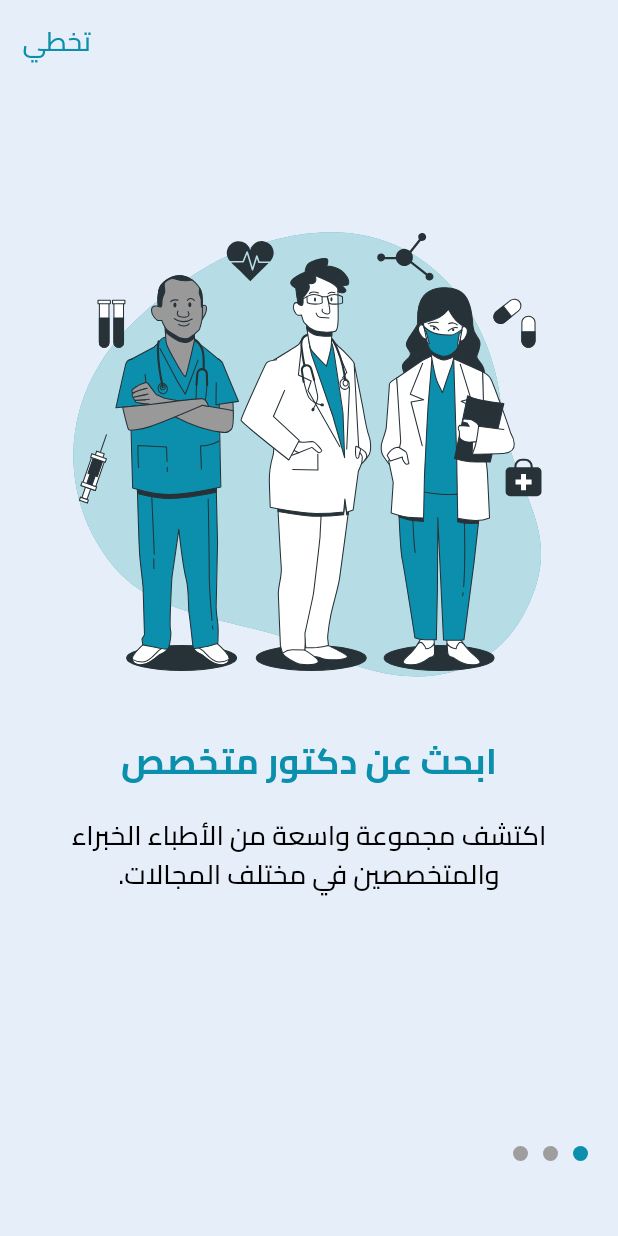
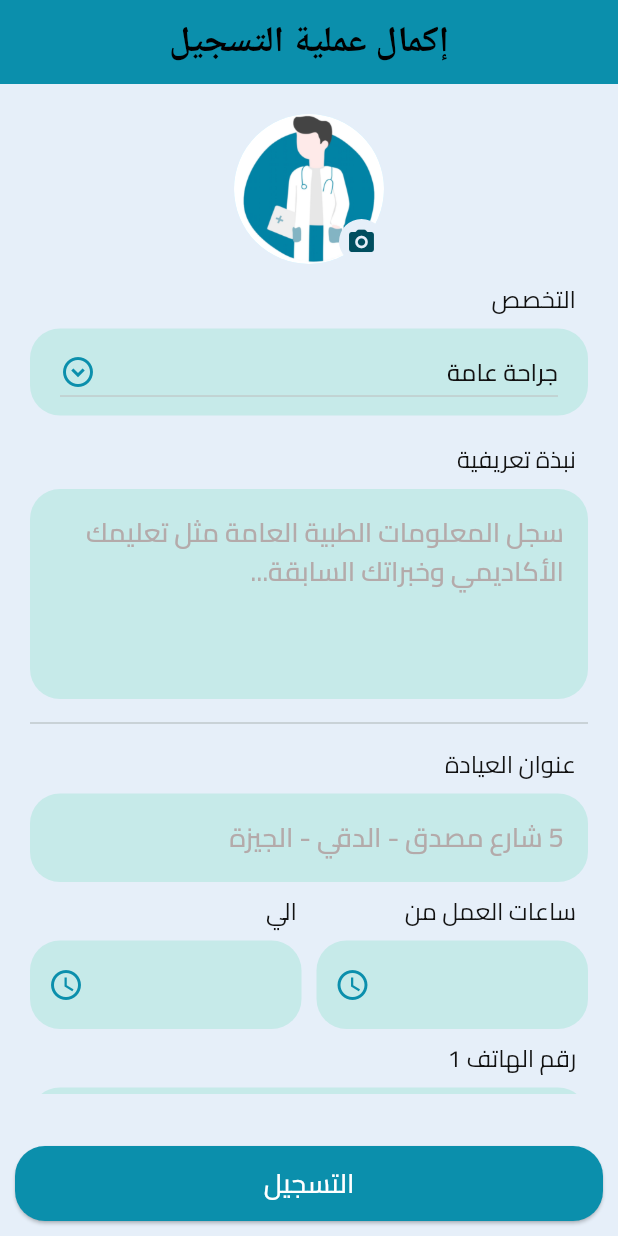
Before and after one commit to NooR-El-Deen-Ramadan/se7ety, a Flutter app: the screen it shows after launch, on a phone screen of 412 x 824 dp. Run offline on Flutter 3.47's test engine with Material 3 defaults, Android fonts, the phone set to English and light mode, and no system bars; drawn by our look-alikes of smooth_page_indicator; our stand-ins replace cloud_firestore, dartz, firebase_auth, firebase_core, flutter_bloc, flutter_svg and 5 more; accounts and stored records are empty; project files that could hold a hidden picture were left out.

Commit message:
added doctor registeration screen

```diff
--- a/lib/core/components/inputs/main_text_form_field.dart
+++ b/lib/core/components/inputs/main_text_form_field.dart
@@ -1,8 +1,8 @@
 // ignore_for_file: public_member_api_docs, sort_constructors_first
-
 
 import 'package:flutter/material.dart';
 import 'package:flutter/services.dart';
+import 'package:se7ety/core/utils/colors.dart';
 import 'package:se7ety/core/utils/fonts.dart';
 
 // ignore: must_be_immutable
@@ -18,6 +18,7 @@ class MainTextFormField extends StatefulWidget {
     this.suffixIcon,
     this.onTap,
     this.inputFormatters,
+    this.keyboardType
   });
   bool ispassword = false;
   final Function()? onTap;
@@ -28,6 +29,7 @@ class MainTextFormField extends StatefulWidget {
   String? textFormFieldText;
   final TextEditingController controller;
   final List<TextInputFormatter>? inputFormatters;
+  TextInputType? keyboardType;
 
   @override
   State<MainTextFormField> createState() => _MainTextFormFieldState();
@@ -46,7 +48,8 @@ class _MainTextFormFieldState extends State<MainTextFormField> {
       validator: widget.validator,
       controller: widget.controller,
       maxLines: widget.maxTextLines,
-      style: AppFontStyles.title,
+      keyboardType: widget.keyboardType,
+      style: AppFontStyles.title.copyWith(color: AppColors.blackColor),
       decoration: InputDecoration(
         suffixIcon:
             widget.suffixIcon ??
@@ -64,9 +67,10 @@ class _MainTextFormFieldState extends State<MainTextFormField> {
                     ),
                   )
                 : null),
+
         hint: Text(
           widget.textFormFieldText ?? "",
-          style: AppFontStyles.title,
+          style: AppFontStyles.title.copyWith(color: AppColors.greyColor),
         ),
       ),
     );
--- a/lib/core/constants/images.dart
+++ b/lib/core/constants/images.dart
@@ -11,5 +11,6 @@ class AppImages {
   //png
   static const String splashPNG = 'assets/images/splash.png';
   static const String logoPNG = 'assets/images/app_logo.png';
+  static const String emptyDocPNG = 'assets/images/empty_doc.png';
 
 }
--- a/lib/core/functions/show_dialoges.dart
+++ b/lib/core/functions/show_dialoges.dart
@@ -34,7 +34,7 @@ void showDialoges({
   );
 }
 
-void showLoadingDialog({required BuildContext context}) {
+void showLoadingDialog( {required BuildContext context}) {
   showDialog(
     barrierDismissible: true,
     context: context,
--- a/lib/core/routes/routes.dart
+++ b/lib/core/routes/routes.dart
@@ -3,6 +3,7 @@ import 'package:flutter_bloc/flutter_bloc.dart';
 import 'package:go_router/go_router.dart';
 import 'package:se7ety/features/authentication/data/models/user_type_enum.dart';
 import 'package:se7ety/features/authentication/presentation/bloc/auth_bloc.dart';
+import 'package:se7ety/features/authentication/presentation/pages/doctor_regesteration.dart';
 import 'package:se7ety/features/authentication/presentation/pages/login_screen.dart';
 import 'package:se7ety/features/authentication/presentation/pages/register_screen.dart';
 import 'package:se7ety/features/intro/onboarding/presentation/pages/onboarding_screen.dart';
@@ -18,8 +19,8 @@ class AppRouter {
 
   static const String login = "/login";
   static const String register = "/register";
-  static const String forgetPassword = "/forgetPassword";
-  static const String otp = "/otp";
+  static const String doctorRegistration = "/doctorRegistration";
+
   static const String changePassword = "/changePassword";
   static const String passwordResetSuccess = "/passwordResetSuccess";
   static const String main = "/main";
@@ -30,6 +31,7 @@ class AppRouter {
 
   static final routes = GoRouter(
     navigatorKey: navigatorKey,
+
     routes: [
       GoRoute(path: splash, builder: (context, state) => const SplashScreen()),
       GoRoute(
@@ -52,10 +54,13 @@ class AppRouter {
         ),
       ),
 
-      //     GoRoute(
-      //       path: forgetPassword,
-      //       builder: (context, state) => ForgetPasswordScreen(),
-      //     ),
+      GoRoute(
+        path: doctorRegistration,
+        builder: (context, state) => BlocProvider(
+          create: (context) => AuthBloc(),
+          child: DoctorRegistrationScreen(),
+        ),
+      ),
       //     GoRoute(path: otp, builder: (context, state) => OtpScreen()),
       //     GoRoute(
       //       path: changePassword,
--- /dev/null
+++ b/lib/features/authentication/data/models/specializations.dart
@@ -0,0 +1,12 @@
+List<String> specializations = [
+  'جراحة عامة',
+  "دكتور قلب",
+  "دكتور أطفال",
+  "دكتور عظام",
+  'جراجة عيون',
+  "دكتور النساء والتوليد",
+  "دكتور باطنه",
+  "دكتور أسنان",
+  'انف واذن وحنجرة',
+  "التجميلية والترميمية",
+];
--- a/lib/features/authentication/presentation/bloc/auth_bloc.dart
+++ b/lib/features/authentication/presentation/bloc/auth_bloc.dart
@@ -1,5 +1,6 @@
 import 'package:flutter/material.dart';
 import 'package:flutter_bloc/flutter_bloc.dart';
+import 'package:se7ety/features/authentication/data/models/specializations.dart';
 import 'package:se7ety/features/authentication/data/repo/auth_repo.dart';
 import 'package:se7ety/features/authentication/presentation/bloc/auth_events.dart';
 import 'package:se7ety/features/authentication/presentation/bloc/auth_states.dart';
@@ -18,10 +19,20 @@ class AuthBloc extends Bloc<AuthEvents, AuthStates> {
   final emailController = TextEditingController();
   final passwordCController = TextEditingController();
   final userNameController = TextEditingController();
+
+  final bioController = TextEditingController();
+  final phone1Controller = TextEditingController();
+  final phone2Controller = TextEditingController();
+  final addressController = TextEditingController();
+  final openHourController = TextEditingController();
+  final closeHourController = TextEditingController();
+  String specialization = specializations[0];
+  String imageUrl = '';
+
   final GlobalKey<FormState> formKey = GlobalKey<FormState>();
 
   register(RegisterEvent event, Emitter<AuthStates> emit) async {
-    emit(AuthLoasdingState());
+    emit(AuthLoadingState());
     var result = await AuthRepo.register(
       userName: userNameController.text,
       email: emailController.text,
@@ -34,13 +45,13 @@ class AuthBloc extends Bloc<AuthEvents, AuthStates> {
         emit(AuthErrorState(error));
       },
       (success) {
-        emit(AuthSuccessState());
+        emit(AuthSuccessState(success));
       },
     );
   }
 
   login(LoginEvent event, Emitter<AuthStates> emit) async {
-    emit(AuthLoasdingState());
+    emit(AuthLoadingState());
     var result = await AuthRepo.login(
       email: emailController.text,
       password: passwordCController.text,
@@ -50,7 +61,7 @@ class AuthBloc extends Bloc<AuthEvents, AuthStates> {
         emit(AuthErrorState(error));
       },
       (success) {
-        emit(AuthSuccessState());
+        emit(AuthSuccessState(success));
       },
     );
   }
--- a/lib/features/authentication/presentation/bloc/auth_states.dart
+++ b/lib/features/authentication/presentation/bloc/auth_states.dart
@@ -1,10 +1,17 @@
+import 'package:se7ety/features/authentication/data/models/user_type_enum.dart';
+
 class AuthStates {}
 
 class AuthInitialState extends AuthStates {}
 
-class AuthSuccessState extends AuthStates {}
+class AuthSuccessState extends AuthStates {
+   final UserTypeEnum userType;
+  AuthSuccessState(this.userType);
+}
 
-class AuthLoasdingState extends AuthStates {}
+class AuthLoadingState extends AuthStates {
+
+}
 
 class AuthErrorState extends AuthStates {
   final String message;
--- /dev/null
+++ b/lib/features/authentication/presentation/pages/doctor_regesteration.dart
@@ -0,0 +1,435 @@
+import 'dart:io';
+
+import 'package:flutter/material.dart';
+import 'package:flutter_bloc/flutter_bloc.dart';
+import 'package:gap/gap.dart';
+import 'package:image_picker/image_picker.dart';
+import 'package:se7ety/core/components/buttons/main_button.dart';
+import 'package:se7ety/core/components/inputs/main_text_form_field.dart';
+import 'package:se7ety/core/constants/images.dart';
+import 'package:se7ety/core/functions/show_dialoges.dart';
+import 'package:se7ety/core/routes/navigation.dart';
+import 'package:se7ety/core/utils/colors.dart';
+import 'package:se7ety/core/utils/fonts.dart';
+import 'package:se7ety/features/authentication/data/models/specializations.dart';
+import 'package:se7ety/features/authentication/presentation/bloc/auth_bloc.dart';
+import 'package:se7ety/features/authentication/presentation/bloc/auth_states.dart';
+
+class DoctorRegistrationScreen extends StatefulWidget {
+  const DoctorRegistrationScreen({super.key});
+
+  @override
+  State<DoctorRegistrationScreen> createState() =>
+      _DoctorRegistrationScreenState();
+}
+
+class _DoctorRegistrationScreenState extends State<DoctorRegistrationScreen> {
+  String? _imagePath;
+  File? file;
+  String? profileUrl;
+
+  String? userID;
+
+  // Database , Cloud
+
+  // to upload image to firestore
+  // 1) upload image to storage (Firebase Storage / Supabase storage / Cloudinary)
+  // 2) get image url from storage
+  // 3) update image url in firestore
+
+  // doctors/729348014014912.png
+
+  // uploadImageToFirebaseStorage(File image, String imageName) async {
+  //   try {
+  //     Reference ref = FirebaseStorage.instanceFor(
+  //       bucket: 'gs://easy-doc-e56b4.appspot.com',
+  //     ).ref().child('test/${FirebaseAuth.instance.currentUser!.uid}');
+
+  //     SettableMetadata metadata = SettableMetadata(contentType: 'image/jpeg');
+  //     await ref.putFile(image, metadata);
+  //     String url = await ref.getDownloadURL();
+  //     log(url);
+  //     return url;
+  //   } on Exception catch (e) {
+  //     log(e.toString());
+  //   }
+  // }
+
+  Future<void> _pickImage() async {
+    final pickedFile = await ImagePicker().pickImage(
+      source: ImageSource.camera,
+    );
+
+    if (pickedFile != null) {
+      setState(() {
+        _imagePath = pickedFile.path;
+        file = File(pickedFile.path);
+      });
+    }
+  }
+
+  @override
+  Widget build(BuildContext context) {
+    var bloc = context.read<AuthBloc>();
+    return Scaffold(
+      appBar: AppBar(title: const Text('إكمال عملية التسجيل')),
+      body: SingleChildScrollView(
+        child: Padding(
+          padding: const EdgeInsets.all(20),
+          child: Column(
+            children: [
+              Form(
+                key: bloc.formKey,
+                child: Column(
+                  children: [
+                    Stack(
+                      alignment: Alignment.bottomRight,
+                      children: [
+                        CircleAvatar(
+                          radius: 50,
+
+                          child: CircleAvatar(
+                            radius: 60,
+                            backgroundColor: AppColors.whiteColor,
+                            backgroundImage: (_imagePath != null)
+                                ? FileImage(File(_imagePath!))
+                                : AssetImage(AppImages.emptyDocPNG),
+                          ),
+                        ),
+                        GestureDetector(
+                          onTap: () async {
+                            await _pickImage();
+                          },
+                          child: CircleAvatar(
+                            radius: 15,
+                            backgroundColor: Theme.of(
+                              context,
+                            ).scaffoldBackgroundColor,
+                            child: const Icon(
+                              Icons.camera_alt_rounded,
+                              size: 20,
+                              // color: AppColors.primaryColor,
+                            ),
+                          ),
+                        ),
+                      ],
+                    ),
+                    Padding(
+                      padding: const EdgeInsets.fromLTRB(8, 12, 8, 8),
+                      child: Row(
+                        children: [
+                          Text(
+                            'التخصص',
+                            style: AppFontStyles.body.copyWith(
+                              color: AppColors.darkColor,
+                            ),
+                          ),
+                        ],
+                      ),
+                    ),
+                   // التخصص---------------
+                    Container(
+                      padding: const EdgeInsets.symmetric(
+                        horizontal: 20,
+                        vertical: 5,
+                      ),
+                      decoration: BoxDecoration(
+                        color: AppColors.cardColor.withValues(alpha: 0.3),
+                        borderRadius: BorderRadius.circular(20),
+                      ),
+                      child: DropdownButton<String?>(
+                        isExpanded: true,
+                        iconEnabledColor: AppColors.primaryColor,
+                        hint: Text(
+                          'اختر التخصص',
+                          style: AppFontStyles.body.copyWith(
+                            color: AppColors.greyColor,
+                          ),
+                        ),
+                        icon: const Icon(Icons.expand_circle_down_outlined),
+                        value: bloc.specialization,
+                        onChanged: (String? newValue) {
+                          setState(() {
+                            bloc.specialization = newValue!;
+                          });
+                        },
+                        items: [
+                          for (var specialization in specializations)
+                            DropdownMenuItem(
+                              value: specialization,
+                              child: Text(specialization),
+                            ),
+                        ],
+                      ),
+                    ),
+                    const Gap(10),
+                    Padding(
+                      padding: const EdgeInsets.all(8.0),
+                      child: Row(
+                        children: [
+                          Text(
+                            'نبذة تعريفية',
+                            style: AppFontStyles.body.copyWith(
+                              color: AppColors.darkColor,
+                            ),
+                          ),
+                        ],
+                      ),
+                    ),
+                    MainTextFormField(
+                      controller: bloc.bioController,
+                      maxTextLines: 4,
+                      textFormFieldText:
+                          'سجل المعلومات الطبية العامة مثل تعليمك الأكاديمي وخبراتك السابقة...',
+
+                      validator: (value) {
+                        if (value!.isEmpty) {
+                          return 'من فضلك ادخل النبذة التعريفية';
+                        } else {
+                          return null;
+                        }
+                      },
+                      ispassword: false,
+                    ),
+                    const Padding(
+                      padding: EdgeInsets.only(top: 8.0),
+                      child: Divider(),
+                    ),
+                    Padding(
+                      padding: const EdgeInsets.all(8.0),
+                      child: Row(
+                        children: [
+                          Text(
+                            'عنوان العيادة',
+                            style: AppFontStyles.body.copyWith(
+                              color: AppColors.darkColor,
+                            ),
+                          ),
+                        ],
+                      ),
+                    ),
+                    MainTextFormField(
+                      controller: bloc.addressController,
+                      textFormFieldText: '5 شارع مصدق - الدقي - الجيزة',
+                      validator: (value) {
+                        if (value!.isEmpty) {
+                          return 'من فضلك ادخل عنوان العيادة';
+                        } else {
+                          return null;
+                        }
+                      },
+                      ispassword: false,
+                    ),
+                    _workHours(bloc),
+
+                    _phoneNumbers(bloc),
+                  ],
+                ),
+              ),
+            ],
+          ),
+        ),
+      ),
+
+      bottomNavigationBar: Container(
+        margin: const EdgeInsets.all(10),
+        padding: const EdgeInsets.only(top: 25.0),
+        child: SizedBox(
+          width: double.infinity,
+          height: 50,
+          child: MainButton(
+            onPressed: () async {
+              if (bloc.formKey.currentState!.validate()) {
+                if (file != null) {
+                  // bloc.imageUrl = await uploadImageToCloudinary(file!) ?? '';
+
+                  // bloc.add(DoctorRegistrationEvent());
+                } else {
+                  showDialoges(
+                    context: context,
+                    message: 'من فضلك قم باختيار صورة الصفحة الشخصية',
+                  );
+                }
+              }
+            },
+            buttonText: "التسجيل",
+          ),
+        ),
+      ),
+    );
+  }
+
+  Column _workHours(AuthBloc bloc) {
+    return Column(
+      crossAxisAlignment: CrossAxisAlignment.start,
+      children: [
+        Row(
+          children: [
+            Expanded(
+              child: Padding(
+                padding: const EdgeInsets.all(8.0),
+                child: Row(
+                  children: [
+                    Text(
+                      'ساعات العمل من',
+                      style: AppFontStyles.body.copyWith(
+                        color: AppColors.darkColor,
+                      ),
+                    ),
+                  ],
+                ),
+              ),
+            ),
+            Expanded(
+              child: Padding(
+                padding: const EdgeInsets.all(8.0),
+                child: Row(
+                  children: [
+                    Text(
+                      'الي',
+                      style: AppFontStyles.body.copyWith(
+                        color: AppColors.darkColor,
+                      ),
+                    ),
+                  ],
+                ),
+              ),
+            ),
+          ],
+        ),
+        Row(
+          children: [
+            // ---------- Start Time ----------------
+            Expanded(
+              child: MainTextFormField(
+                readOnly: true,
+                controller: bloc.openHourController,
+                validator: (value) {
+                  if (value!.isEmpty) {
+                    return 'مطلوب';
+                  } else {
+                    return null;
+                  }
+                },
+                suffixIcon: IconButton(
+                  onPressed: () async {
+                    await showStartTimePicker(bloc);
+                  },
+                  icon: const Icon(
+                    Icons.watch_later_outlined,
+                    color: AppColors.primaryColor,
+                  ),
+                ),
+
+                textFormFieldText: bloc.openHourController.text,
+                ispassword: false,
+              ),
+            ),
+            const SizedBox(width: 10),
+
+            // ---------- End Time ----------------
+            Expanded(
+              child: MainTextFormField(
+                readOnly: true,
+                controller: bloc.closeHourController,
+                validator: (value) {
+                  if (value!.isEmpty) {
+                    return 'مطلوب';
+                  } else {
+                    return null;
+                  }
+                },
+                suffixIcon: IconButton(
+                  onPressed: () async {
+                    await showEndTimePicker(bloc);
+                  },
+                  icon: const Icon(
+                    Icons.watch_later_outlined,
+                    color: AppColors.primaryColor,
+                  ),
+                ),
+
+                textFormFieldText: bloc.closeHourController.text ,
+                ispassword: false,
+              ),
+            ),
+          ],
+        ),
+      ],
+    );
+  }
+
+  Column _phoneNumbers(AuthBloc bloc) {
+    return Column(
+      crossAxisAlignment: CrossAxisAlignment.start,
+      children: [
+        Padding(
+          padding: const EdgeInsets.all(8.0),
+          child: Row(
+            children: [
+              Text(
+                'رقم الهاتف 1',
+                style: AppFontStyles.body.copyWith(color: AppColors.darkColor),
+              ),
+            ],
+          ),
+        ),
+        MainTextFormField(
+          controller: bloc.phone1Controller,
+          keyboardType: TextInputType.number,
+          textFormFieldText: '+20xxxxxxxxxx',
+
+          validator: (value) {
+            if (value!.isEmpty) {
+              return 'من فضلك ادخل الرقم';
+            } else {
+              return null;
+            }
+          },
+          ispassword: false,
+        ),
+        Padding(
+          padding: const EdgeInsets.all(8.0),
+          child: Row(
+            children: [
+              Text(
+                'رقم الهاتف 2 (اختياري)',
+                style: AppFontStyles.body.copyWith(color: AppColors.darkColor),
+              ),
+            ],
+          ),
+        ),
+        MainTextFormField(
+          controller: bloc.phone2Controller,
+          keyboardType: TextInputType.number,
+          textFormFieldText: '+20xxxxxxxxxx',
+          ispassword: false,
+        ),
+      ],
+    );
+  }
+
+  Future<void> showStartTimePicker(AuthBloc bloc) async {
+    final startTimePicked = await showTimePicker(
+      context: context,
+      initialTime: TimeOfDay.now(),
+    );
+
+    if (startTimePicked != null) {
+      bloc.openHourController.text = startTimePicked.hour.toString();
+    }
+  }
+
+  Future<void> showEndTimePicker(AuthBloc bloc) async {
+    final endTimePicked = await showTimePicker(
+      context: context,
+      initialTime: TimeOfDay.fromDateTime(
+        DateTime.now().add(const Duration(minutes: 15)),
+      ),
+    );
+
+    if (endTimePicked != null) {
+      bloc.closeHourController.text = endTimePicked.hour.toString();
+    }
+  }
+}
--- a/lib/features/intro/spalsh/pages/splash_screen.dart
+++ b/lib/features/intro/spalsh/pages/splash_screen.dart
@@ -16,7 +16,7 @@ class _SplashScreenState extends State<SplashScreen> {
     super.initState();
     Future.delayed(const Duration(seconds: 3), () {
       // ignore: use_build_context_synchronously
-      pushWithReplacment(context: context, route: AppRouter.onBoarding);
+      pushWithReplacment(context: context, route: AppRouter.doctorRegistration);
     });
   }
 
--- a/pubspec.yaml
+++ b/pubspec.yaml
@@ -19,6 +19,7 @@ dependencies:
   flutter_svg: ^2.2.1
   gap: ^3.0.1
   go_router: ^16.2.4
+  image_picker: ^1.2.1
   lottie: ^3.3.2
   shared_preferences: ^2.5.3
   smooth_page_indicator: ^1.2.1
```
Also changed, not shown: lib/features/authentication/data/repo/auth_repo.dart (+15 -13 lines), lib/features/authentication/presentation/pages/login_screen.dart (+5 -6 lines), lib/features/authentication/presentation/pages/register_screen.dart (+6 -6 lines), assets/images/empty_doc.png (added), pubspec.lock.
